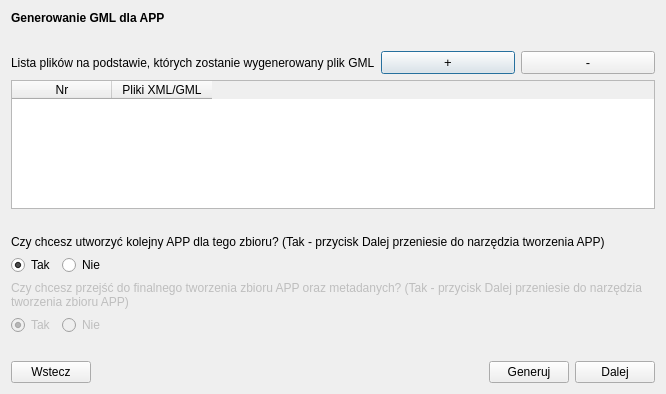
First picture: the form in modules/app/views/ui/generowanie_gml_dialog_base.ui, repository envirosolutionspl/wtyczka_qgis_app, before the edit.
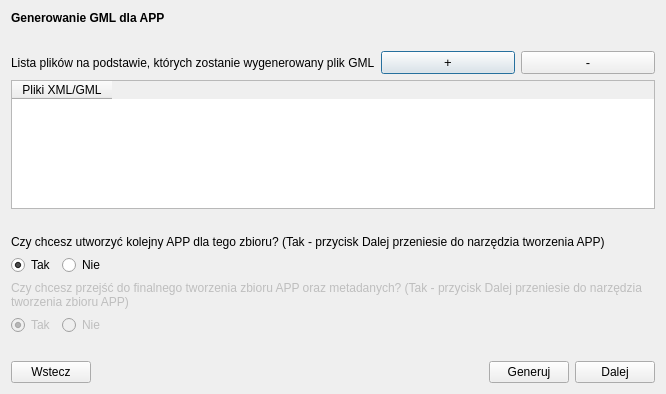
Second picture: the form after the edit.

```diff
--- a/modules/app/views/ui/generowanie_gml_dialog_base.ui
+++ b/modules/app/views/ui/generowanie_gml_dialog_base.ui
@@ -79,11 +79,6 @@
      </item>
      <item>
       <widget class="QTableWidget" name="filesTable_widget">
-       <column>
-        <property name="text">
-         <string>Nr</string>
-        </property>
-       </column>
        <column>
         <property name="text">
          <string>Pliki XML/GML</string>
```
